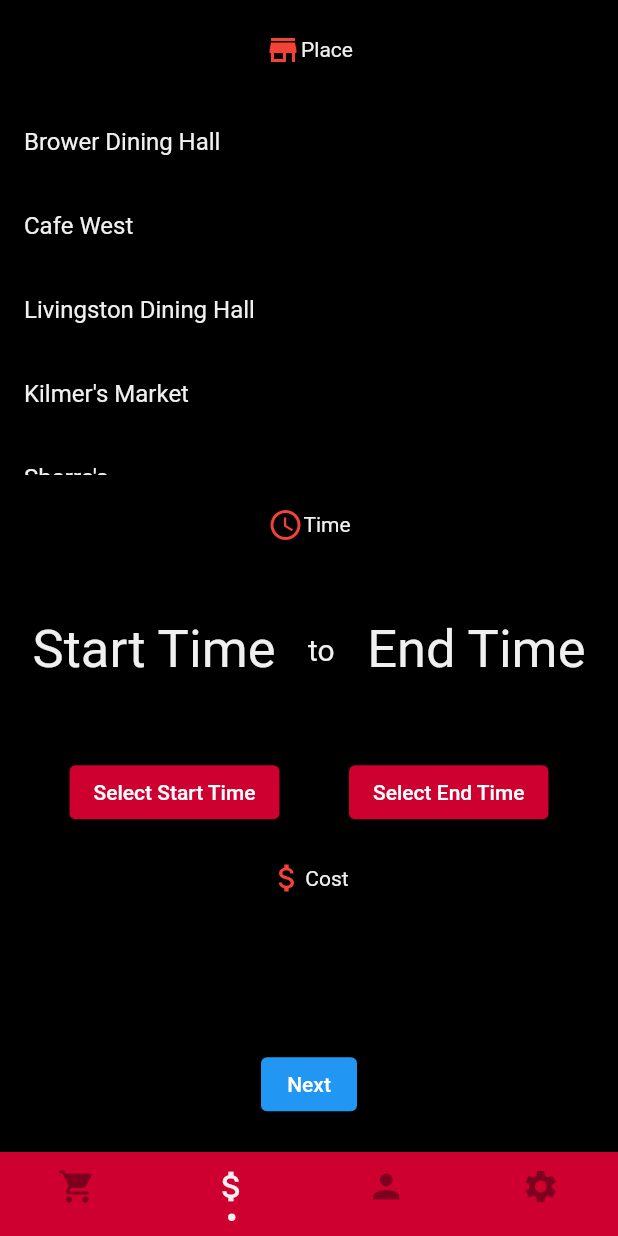
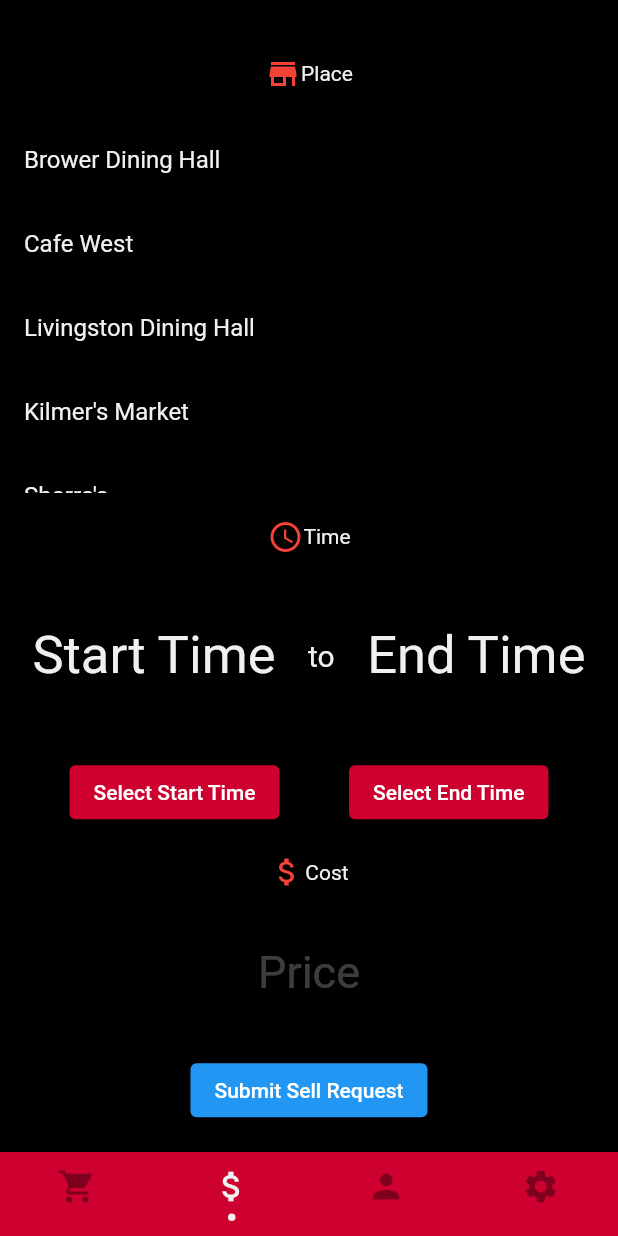
Before and after one commit to SoPat712/RUSwipeShare, a Flutter app: the screen it shows once a user with an empty profile is signed in, item 2 of the bottom bar chosen, on a phone screen of 412 x 824 dp. Run offline on Flutter 3.47's test engine with Material 2 defaults, Android fonts, the phone set to English and light mode, and no system bars; drawn by our look-alikes of persistent_bottom_nav_bar; our stand-ins replace cloud_firestore, currency_text_input_formatter, firebase_auth, firebase_core, flutter_credit_card, google_fonts and 1 more; missing offline and left inert: dart:ffi, flutter_stripe, flutterfire_ui; accounts and stored records are empty.

Commit message:
seller page ui

```diff
--- a/lib/auth_gate.dart
+++ b/lib/auth_gate.dart
@@ -1,7 +1,6 @@
 import 'package:firebase_auth/firebase_auth.dart';
 import 'package:flutter/material.dart';
 import 'package:flutterfire_ui/auth.dart';
-import 'package:firebase_database/firebase_database.dart';
 import 'package:cloud_firestore/cloud_firestore.dart';
 
 import 'home.dart';
--- a/lib/sell.dart
+++ b/lib/sell.dart
@@ -1,6 +1,7 @@
 // ignore_for_file: prefer_const_constructors
 
 import 'package:flutter/material.dart';
+import 'package:currency_text_input_formatter/currency_text_input_formatter.dart';
 import 'package:ruswipeshare/meetings.dart';
 
 class SellScreen extends StatefulWidget {
@@ -33,7 +34,10 @@ class _SellScreenState extends State<SellScreen> {
   Widget build(BuildContext context) {
     bool is24HoursFormat = MediaQuery.of(context).alwaysUse24HourFormat;
     return Scaffold(
-      body: Column(
+      resizeToAvoidBottomInset: true,
+      body: Padding(
+        padding: const EdgeInsets.fromLTRB(0, 20, 0, 0),
+        child: Column(
           mainAxisAlignment: MainAxisAlignment.spaceEvenly,
           children: [
             Row(
@@ -94,19 +98,10 @@ class _SellScreenState extends State<SellScreen> {
                       context: context,
                       initialTime: TimeOfDay.fromDateTime(startTimeTime),
                     );
-                  if (picked != null &&
-                      picked != TimeOfDay.fromDateTime(startTimeTime)) {
+                    if (picked != null && picked != TimeOfDay.fromDateTime(startTimeTime)) {
                       setState(() {
-                      startTimeTime = DateTime.fromMicrosecondsSinceEpoch(
-                          picked.hour * 60 * 60 * 1000000 +
-                              picked.minute * 60 * 1000000,
-                          isUtc: true);
-                      startTime = startTimeTime.hour.toString() +
-                          ":" +
-                          startTimeTime.minute.toString() +
-                          ((is24HoursFormat)
-                              ? ""
-                              : ((startTimeTime.hour > 12) ? "PM" : "AM"));
+                        startTimeTime = DateTime.fromMicrosecondsSinceEpoch(picked.hour * 60 * 60 * 1000000 + picked.minute * 60 * 1000000, isUtc: true);
+                        startTime = startTimeTime.hour.toString() + ":" + startTimeTime.minute.toString() + ((is24HoursFormat) ? "" : ((startTimeTime.hour > 12) ? "PM" : "AM"));
                       });
                     }
                   },
@@ -118,19 +113,10 @@ class _SellScreenState extends State<SellScreen> {
                       context: context,
                       initialTime: TimeOfDay.fromDateTime(endTimeTime),
                     );
-                  if (picked != null &&
-                      picked != TimeOfDay.fromDateTime(endTimeTime)) {
+                    if (picked != null && picked != TimeOfDay.fromDateTime(endTimeTime)) {
                       setState(() {
-                      endTimeTime = DateTime.fromMicrosecondsSinceEpoch(
-                          picked.hour * 60 * 60 * 1000000 +
-                              picked.minute * 60 * 1000000,
-                          isUtc: true);
-                      endTime = endTimeTime.hour.toString() +
-                          ":" +
-                          endTimeTime.minute.toString() +
-                          ((is24HoursFormat)
-                              ? ""
-                              : ((endTimeTime.hour > 12) ? "PM" : "AM"));
+                        endTimeTime = DateTime.fromMicrosecondsSinceEpoch(picked.hour * 60 * 60 * 1000000 + picked.minute * 60 * 1000000, isUtc: true);
+                        endTime = endTimeTime.hour.toString() + ":" + endTimeTime.minute.toString() + ((is24HoursFormat) ? "" : ((endTimeTime.hour > 12) ? "PM" : "AM"));
                       });
                     }
                   },
@@ -148,21 +134,25 @@ class _SellScreenState extends State<SellScreen> {
             SizedBox(
               width: 150,
               child: TextField(
+                keyboardType: TextInputType.number,
+                textAlign: TextAlign.center,
+                style: TextStyle(color: Colors.white, fontSize: 30),
                 decoration: InputDecoration(
                   border: OutlineInputBorder(),
-                    hintText: 'Max price',
+                  hintText: 'Price',
+                  hintStyle: TextStyle(color: Colors.white24, fontSize: 30),
                 ),
               ),
             ),
             ElevatedButton(
               onPressed: () {},
               style: ButtonStyle(
-              backgroundColor:
-                  MaterialStateColor.resolveWith((states) => Colors.blue),
+                backgroundColor: MaterialStateColor.resolveWith((states) => Colors.blue),
               ),
-            child: const Text('Next'),
+              child: const Text('Submit Sell Request'),
             ),
           ],
+        ),
       ),
     );
   }
--- a/pubspec.yaml
+++ b/pubspec.yaml
@@ -45,6 +45,8 @@ dependencies:
   flutter_stripe: any
   material_dialogs: any
   google_fonts: ^4.0.3
+  cloud_firestore: any
+  currency_text_input_formatter: ^2.1.9
   http: any
 
 dev_dependencies:
@@ -98,3 +100,5 @@ flutter:
   #
   # For details regarding fonts from package dependencies,
   # see https://flutter.dev/custom-fonts/#from-packages
+dependency_overrides:
+  intl: 0.17.0
```
Also changed, not shown: pubspec.lock. Lines whose indentation alone changed are shown as unchanged.
